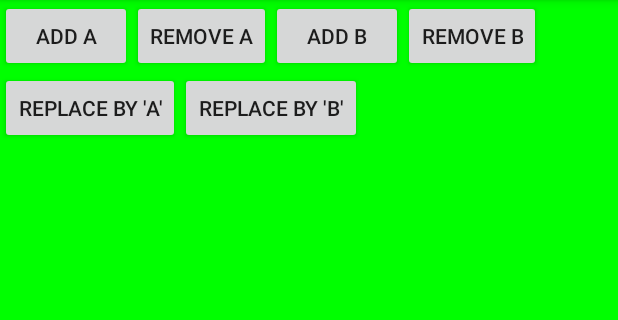
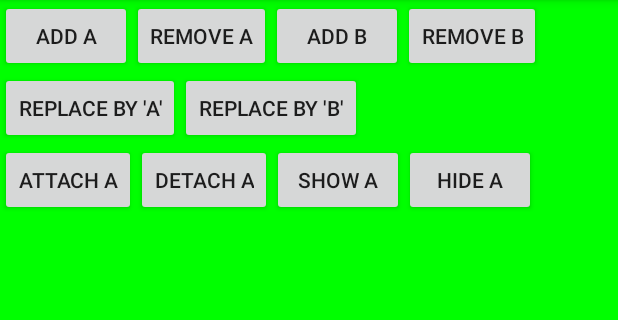
Before and after one commit to phlpmwa/fragments, an Android app: the screen it shows after launch (MainActivity), on a phone screen of 412 x 824 dp, the part 84-404 px from its top. Run offline under Robolectric (Android 15) with nearby library versions, the phone set to English and light mode, and no system bars.

Commit message:
Detach a fragment

```diff
--- a/app/src/main/java/com/example/fragments/MainActivity.java
+++ b/app/src/main/java/com/example/fragments/MainActivity.java
@@ -106,4 +106,29 @@ public class MainActivity extends AppCompatActivity {
         transaction.commit();
 
     }
+
+    public void hideFragmentA(View view) {
+    }
+
+    public void showFragmentA(View view) {
+    }
+
+    public void detachFragmentA(View view) {
+        FragmentA fragmentA=(FragmentA) manager.findFragmentByTag("fragA");
+        FragmentTransaction transaction=manager.beginTransaction();
+        if(fragmentA!=null)
+        {
+            transaction.detach(fragmentA);
+            transaction.commit();
+        }
+
+        else
+        {
+            Toast.makeText(this, "Fragment A not found", Toast.LENGTH_LONG).show();
+        }
+
+    }
+
+    public void attachFragmentA(View view) {
+    }
 }
--- a/app/src/main/res/layout/activity_main.xml
+++ b/app/src/main/res/layout/activity_main.xml
@@ -54,6 +54,35 @@
             android:text="Replace By 'B'"
             android:onClick="replaceByFragmentB"/>
     </LinearLayout>
+    <LinearLayout
+        android:layout_width="wrap_content"
+        android:layout_height="wrap_content"
+        android:orientation="horizontal">
+        <Button
+            android:layout_width="wrap_content"
+            android:layout_height="wrap_content"
+            android:text="Attach A"
+            android:onClick="attachFragmentA"
+            />
+        <Button
+            android:layout_width="wrap_content"
+            android:layout_height="wrap_content"
+            android:text="Detach A"
+            android:onClick="detachFragmentA"
+            />
+        <Button
+            android:layout_width="wrap_content"
+            android:layout_height="wrap_content"
+            android:text="Show A"
+            android:onClick="showFragmentA"
+            />
+        <Button
+            android:layout_width="wrap_content"
+            android:layout_height="wrap_content"
+            android:text="Hide A"
+            android:onClick="hideFragmentA"
+            />
+    </LinearLayout>
     <FrameLayout
         android:layout_width="match_parent"
         android:layout_height="match_parent"
```
